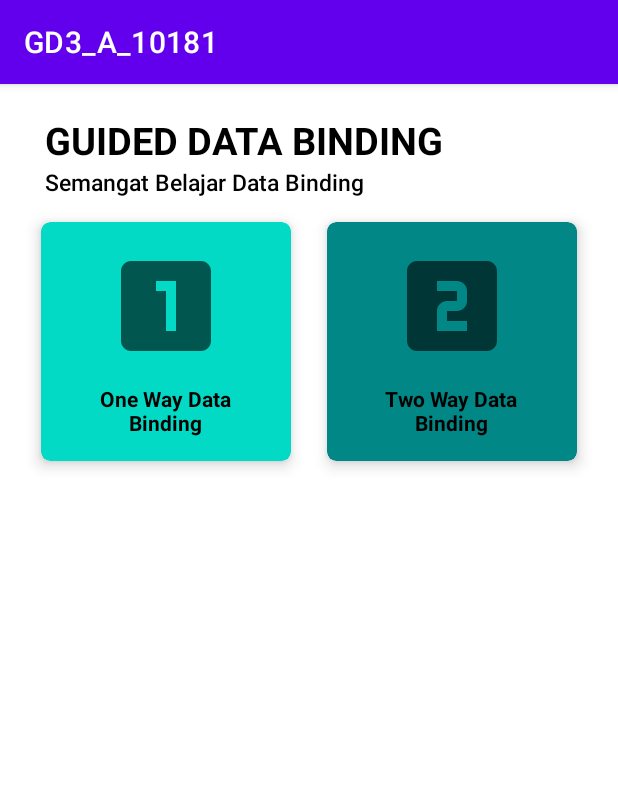
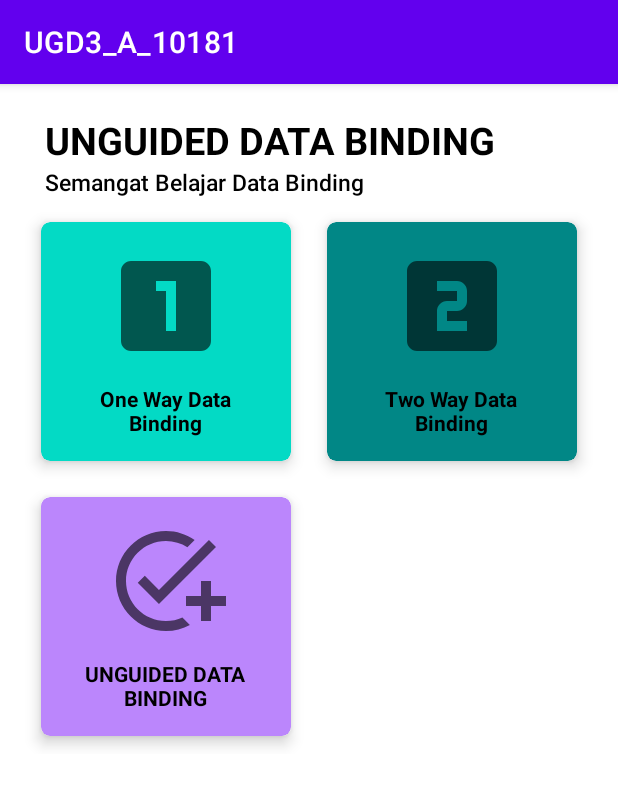
Before and after one commit to VitoCarlenG/UGD3_A_10181, an Android app: the screen it shows after launch (MainActivity), on a phone screen of 412 x 824 dp. Shown: the top 786 px of the screen. Run offline under Robolectric (Android 15) with nearby library versions, the phone set to English and light mode, and no system bars; our stand-ins replace data binding.

Commit message:
Vito Carlen Giovanni, 190710181, Kelas PBP A

```diff
--- a/app/src/main/AndroidManifest.xml
+++ b/app/src/main/AndroidManifest.xml
@@ -21,6 +21,7 @@
         <activity android:name=".oneway.TampilPegawai"></activity>
         <activity android:name=".twoway.InputDataPegawai"></activity>
         <activity android:name=".twoway.DetailDataPegawai"></activity>
+        <activity android:name=".ugddatabinding.TampilDataPesertaVaksin"></activity>
     </application>
 
 </manifest>
--- a/app/src/main/java/com/databinding/gd3_a_10181/MainActivity.java
+++ b/app/src/main/java/com/databinding/gd3_a_10181/MainActivity.java
@@ -1,15 +1,16 @@
 package com.databinding.gd3_a_10181;
-
-import androidx.appcompat.app.AppCompatActivity;
-import androidx.databinding.DataBindingUtil;
 
 import android.content.Intent;
 import android.os.Bundle;
 import android.view.View;
 
+import androidx.appcompat.app.AppCompatActivity;
+import androidx.databinding.DataBindingUtil;
+
 import com.databinding.gd3_a_10181.databinding.ActivityMainBinding;
 import com.databinding.gd3_a_10181.oneway.TampilPegawai;
 import com.databinding.gd3_a_10181.twoway.InputDataPegawai;
+import com.databinding.gd3_a_10181.ugddatabinding.TampilDataPesertaVaksin;
 
 public class MainActivity extends AppCompatActivity {
 
@@ -38,4 +39,12 @@ public class MainActivity extends AppCompatActivity {
             startActivity(mainActivity);
         }
     };
+
+    public View.OnClickListener btnUGDBinding=new View.OnClickListener() {
+        @Override
+        public void onClick(View view) {
+            Intent mainActivity=new Intent(MainActivity.this, TampilDataPesertaVaksin.class);
+            startActivity(mainActivity);
+        }
+    };
 }
--- /dev/null
+++ b/app/src/main/res/drawable/ic_baseline_add_task_24.xml
@@ -0,0 +1,10 @@
+<vector xmlns:android="http://schemas.android.com/apk/res/android"
+    android:width="24dp"
+    android:height="24dp"
+    android:viewportWidth="24"
+    android:viewportHeight="24"
+    android:tint="?attr/colorControlNormal">
+  <path
+      android:fillColor="@android:color/white"
+      android:pathData="M22,5.18L10.59,16.6l-4.24,-4.24l1.41,-1.41l2.83,2.83l10,-10L22,5.18zM12,20c-4.41,0 -8,-3.59 -8,-8s3.59,-8 8,-8c1.57,0 3.04,0.46 4.28,1.25l1.45,-1.45C16.1,2.67 14.13,2 12,2C6.48,2 2,6.48 2,12s4.48,10 10,10c1.73,0 3.36,-0.44 4.78,-1.22l-1.5,-1.5C14.28,19.74 13.17,20 12,20zM19,15h-3v2h3v3h2v-3h3v-2h-3v-3h-2V15z"/>
+</vector>
--- a/app/src/main/res/layout/activity_main.xml
+++ b/app/src/main/res/layout/activity_main.xml
@@ -32,7 +32,7 @@
                     android:textSize="25dp"
                     android:textStyle="bold"
                     android:textColor="@color/black"
-                    android:text="@string/guided_data_binding" />
+                    android:text="@string/unguided_data_binding" />
 
                 <TextView
                     android:layout_width="wrap_content"
@@ -130,6 +130,43 @@
                                 android:textStyle="bold" />
                         </LinearLayout>
                     </androidx.cardview.widget.CardView>
+
+                    <androidx.cardview.widget.CardView
+                        android:id="@+id/unguidedDataBinding"
+                        android:layout_width="wrap_content"
+                        android:layout_height="wrap_content"
+                        android:layout_rowWeight="1"
+                        android:layout_columnWeight="1"
+                        android:layout_margin="12dp"
+                        android:clickable="true"
+                        android:foreground="?android:attr/selectableItemBackground"
+                        app:cardBackgroundColor="@color/purple_200"
+                        app:cardCornerRadius="6dp"
+                        app:cardElevation="6dp"
+                        android:onClick="@{activity.btnUGDBinding}" >
+
+                        <LinearLayout
+                            android:layout_width="match_parent"
+                            android:layout_height="match_parent"
+                            android:gravity="center"
+                            android:orientation="vertical"
+                            android:padding="16dp" >
+
+                            <ImageView
+                                android:layout_width="80dp"
+                                android:layout_height="80dp"
+                                android:background="@drawable/ic_baseline_add_task_24" />
+
+                            <TextView
+                                android:layout_width="110dp"
+                                android:layout_height="wrap_content"
+                                android:layout_marginTop="12dp"
+                                android:text="@string/unguided_data_binding"
+                                android:textAlignment="center"
+                                android:textColor="@color/black"
+                                android:textStyle="bold" />
+                        </LinearLayout>
+                    </androidx.cardview.widget.CardView>
                 </GridLayout>
             </ScrollView>
         </LinearLayout>
```
Also changed, not shown: app/src/main/java/com/databinding/gd3_a_10181/ugddatabinding/DaftarPesertaVaksin.java (added, +43 -0 lines), app/src/main/java/com/databinding/gd3_a_10181/ugddatabinding/DataPeserta.java (added, +77 -0 lines), app/src/main/java/com/databinding/gd3_a_10181/ugddatabinding/RecyclerViewAdapter.java (added, +66 -0 lines), app/src/main/java/com/databinding/gd3_a_10181/ugddatabinding/TampilDataPesertaVaksin.java (added, +37 -0 lines), app/src/main/res/layout/activity_recycler_view_adapter.xml (added, +172 -0 lines), app/src/main/res/layout/activity_tampil_data_peserta_vaksin.xml (added, +20 -0 lines), app/src/main/res/layout/one_way.xml (+8 -8 lines), app/src/main/res/values/strings.xml (+8 -1 lines), app/src/main/res/drawable-v24/crab.png (added), app/src/main/res/drawable-v24/larry.png (added), app/src/main/res/drawable-v24/patrick.png (added), app/src/main/res/drawable-v24/plankton.png (added), app/src/main/res/drawable-v24/poseidon.png (added), app/src/main/res/drawable-v24/sandy.png (added), 2 more files.
